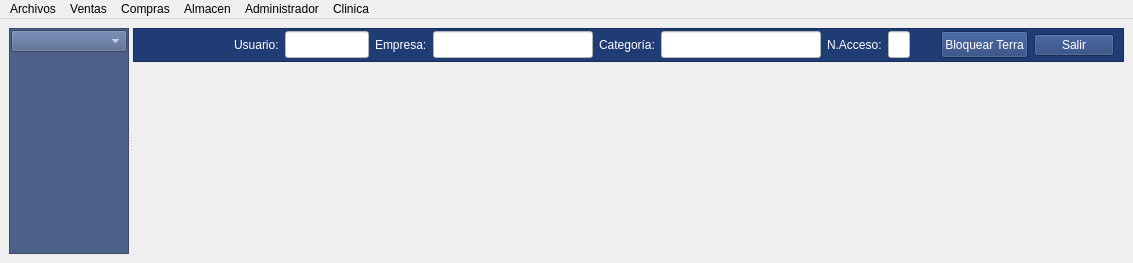
The window that mainwindow.ui (arcnexus/RedFoX) describes before a commit, drawn with Qt 5.
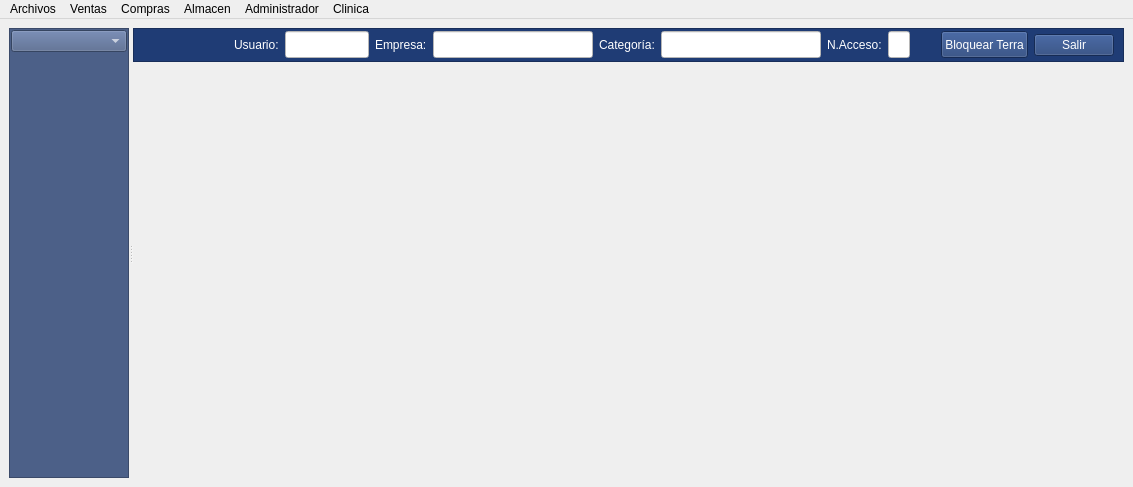
The same window after the commit. Icons and pictures are not drawn.

Commit message: Layouts mainwindow.cpp manuales para evitar tamaño no maximizado al iniciar.

```diff
--- a/mainwindow.ui
+++ b/mainwindow.ui
@@ -7,7 +7,7 @@
     <x>0</x>
     <y>0</y>
     <width>1133</width>
-    <height>263</height>
+    <height>487</height>
    </rect>
   </property>
   <property name="sizePolicy">
@@ -45,8 +45,8 @@
    <set>QMainWindow::AllowTabbedDocks|QMainWindow::ForceTabbedDocks</set>
   </property>
   <widget class="QWidget" name="centralwidget">
-   <layout class="QVBoxLayout" name="verticalLayout_3">
-    <item>
+   <layout class="QGridLayout" name="gridLayout">
+    <item row="0" column="0">
      <widget class="QSplitter" name="splitter">
       <property name="orientation">
        <enum>Qt::Horizontal</enum>
```
Left out of the diff: 10 changed lines with no effect on the pictures. The commit also changes 4 other files.
